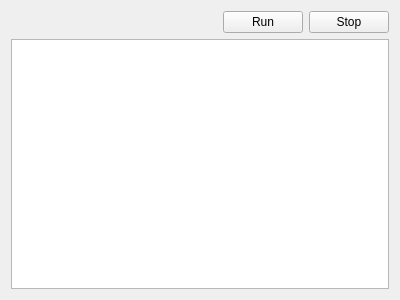
First picture: the form in src/launcher/MainForm.ui, repository enree/shakespear, before the edit.
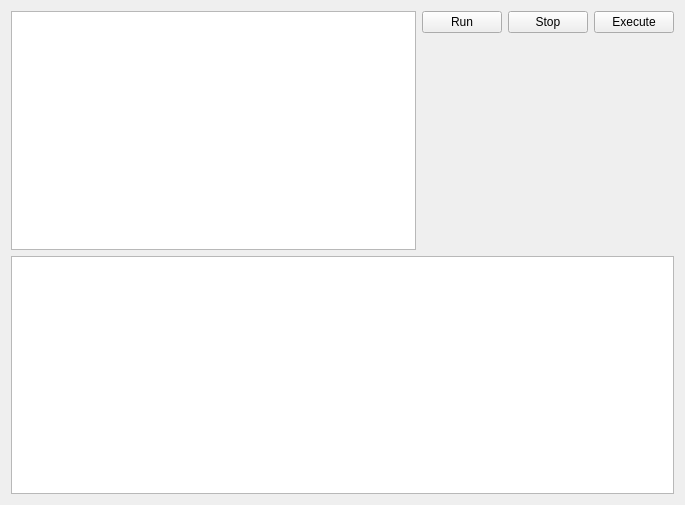
Second picture: the form after the edit.

Commit message: Add logging to plugin. Add client-server connection. Add simple script editor.

What changed in the file:
```diff
--- a/src/launcher/MainForm.ui
+++ b/src/launcher/MainForm.ui
@@ -6,42 +6,60 @@
    <rect>
     <x>0</x>
     <y>0</y>
-    <width>400</width>
-    <height>300</height>
+    <width>685</width>
+    <height>505</height>
    </rect>
   </property>
   <property name="windowTitle">
    <string>Form</string>
   </property>
+  <layout class="QVBoxLayout" name="verticalLayout_2">
+   <item>
+    <layout class="QHBoxLayout" name="horizontalLayout_2">
+     <item>
+      <widget class="QPlainTextEdit" name="scriptEditor"/>
+     </item>
+     <item>
   <layout class="QVBoxLayout" name="verticalLayout">
    <item>
     <layout class="QHBoxLayout" name="horizontalLayout">
      <item>
-      <spacer name="horizontalSpacer">
+          <widget class="QPushButton" name="run">
+           <property name="text">
+            <string>Run</string>
+           </property>
+          </widget>
+         </item>
+         <item>
+          <widget class="QPushButton" name="stop">
+           <property name="text">
+            <string>Stop</string>
+           </property>
+          </widget>
+         </item>
+         <item>
+          <widget class="QPushButton" name="execute">
+           <property name="text">
+            <string>Execute</string>
+           </property>
+          </widget>
+         </item>
+        </layout>
+       </item>
+       <item>
+        <spacer name="verticalSpacer">
        <property name="orientation">
-        <enum>Qt::Horizontal</enum>
+          <enum>Qt::Vertical</enum>
        </property>
        <property name="sizeHint" stdset="0">
         <size>
-         <width>40</width>
-         <height>20</height>
+           <width>20</width>
+           <height>40</height>
         </size>
        </property>
       </spacer>
      </item>
-     <item>
-      <widget class="QPushButton" name="run">
-       <property name="text">
-        <string>Run</string>
-       </property>
-      </widget>
-     </item>
-     <item>
-      <widget class="QPushButton" name="stop">
-       <property name="text">
-        <string>Stop</string>
-       </property>
-      </widget>
+      </layout>
      </item>
     </layout>
    </item>
```
Left out of the diff: 2 changed lines with no effect on the pictures. Lines whose indentation alone changed are shown as unchanged. The commit also changes 18 other files.
